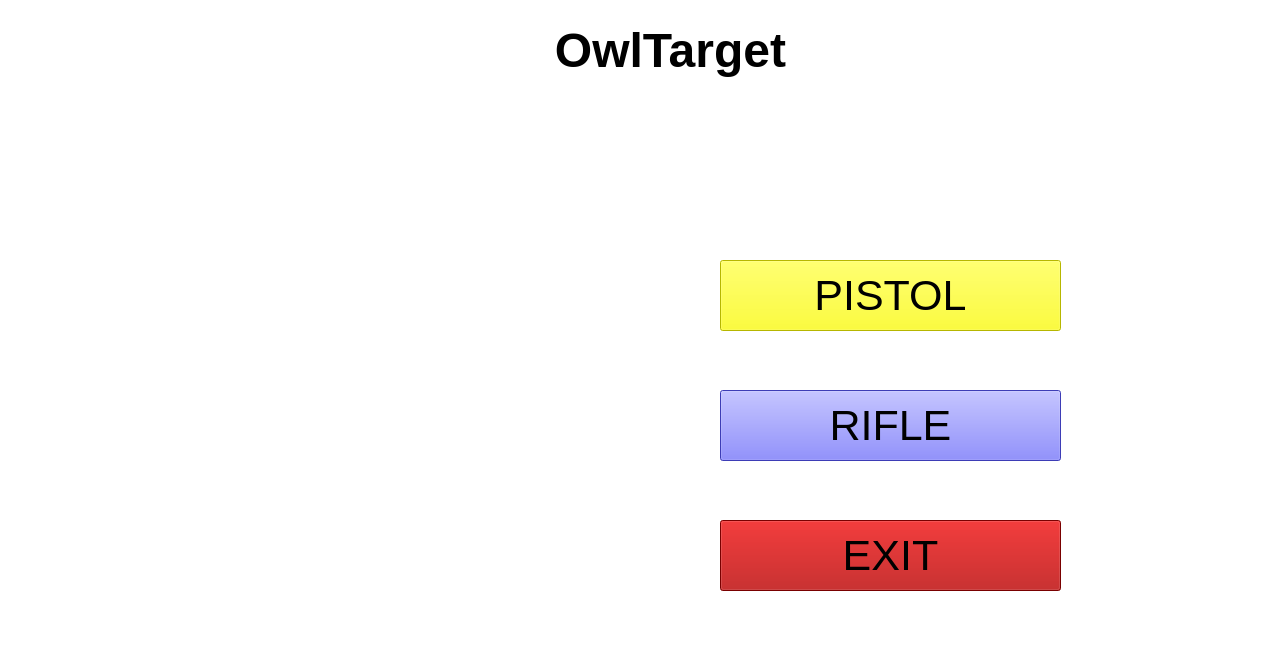
The window that central_pc/gui/mainwindow.ui (xBogas/ES-SACA) describes before a commit, drawn with Qt 5.
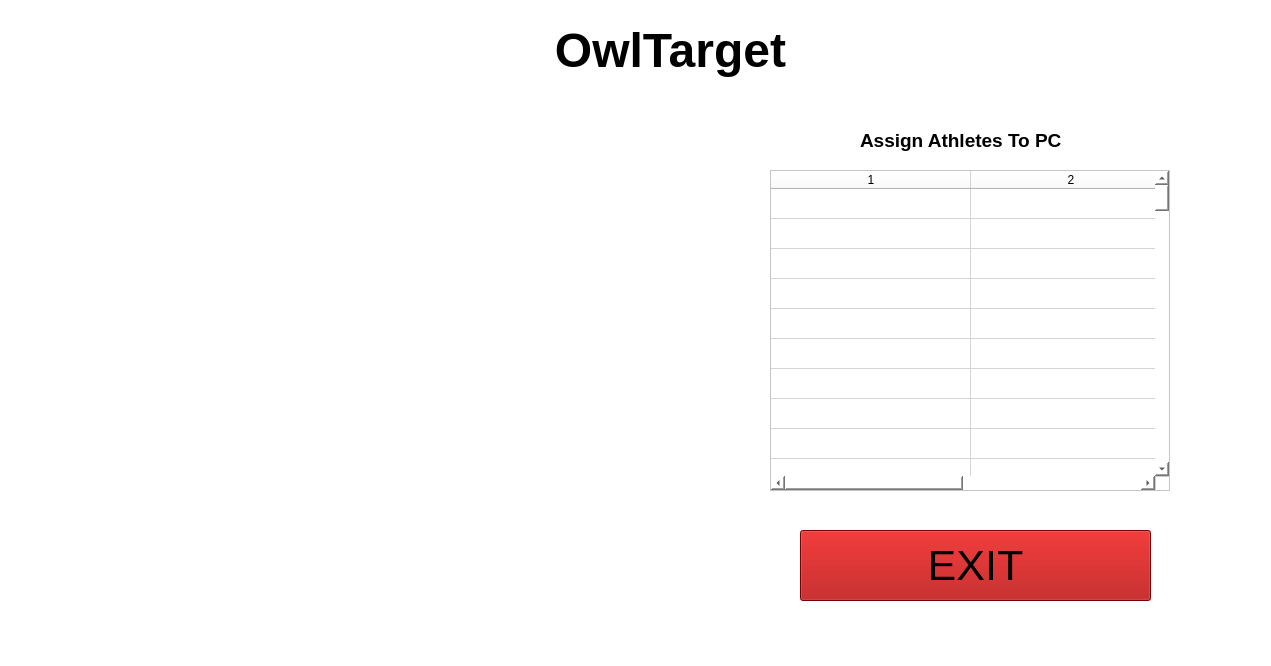
The same window after the commit. Icons and pictures are not drawn.

Commit message: added table to assign player to ip local_pc

Diff of the .ui file:
```diff
--- a/central_pc/gui/mainwindow.ui
+++ b/central_pc/gui/mainwindow.ui
@@ -20,54 +20,12 @@
    <string notr="true">background-color: rgb(255, 255, 255);</string>
   </property>
   <widget class="QWidget" name="centralwidget">
-   <widget class="QPushButton" name="pushButton">
-    <property name="geometry">
-     <rect>
-      <x>720</x>
-      <y>260</y>
-      <width>341</width>
-      <height>71</height>
-     </rect>
-    </property>
-    <property name="font">
-     <font>
-      <pointsize>32</pointsize>
-     </font>
-    </property>
-    <property name="styleSheet">
-     <string notr="true">background-color: rgb(255, 255, 0);</string>
-    </property>
-    <property name="text">
-     <string>PISTOL</string>
-    </property>
-   </widget>
-   <widget class="QPushButton" name="pushButton_2">
-    <property name="geometry">
-     <rect>
-      <x>720</x>
-      <y>390</y>
-      <width>341</width>
-      <height>71</height>
-     </rect>
-    </property>
-    <property name="font">
-     <font>
-      <pointsize>32</pointsize>
-     </font>
-    </property>
-    <property name="styleSheet">
-     <string notr="true">background-color: rgb(85, 85, 255);</string>
-    </property>
-    <property name="text">
-     <string>RIFLE</string>
-    </property>
-   </widget>
    <widget class="QPushButton" name="pushButton_3">
     <property name="geometry">
      <rect>
-      <x>720</x>
-      <y>520</y>
-      <width>341</width>
+      <x>800</x>
+      <y>530</y>
+      <width>351</width>
       <height>71</height>
      </rect>
     </property>
@@ -102,44 +60,6 @@
      <bool>true</bool>
     </property>
    </widget>
-   <widget class="QLabel" name="label_2">
-    <property name="geometry">
-     <rect>
-      <x>1090</x>
-      <y>260</y>
-      <width>71</width>
-      <height>71</height>
-     </rect>
-    </property>
-    <property name="text">
-     <string/>
-    </property>
-    <property name="pixmap">
-     <pixmap>../resource/img/crossed-pistols-on-the-black-background.gif</pixmap>
-    </property>
-    <property name="scaledContents">
-     <bool>true</bool>
-    </property>
-   </widget>
-   <widget class="QLabel" name="label_3">
-    <property name="geometry">
-     <rect>
-      <x>1090</x>
-      <y>390</y>
-      <width>71</width>
-      <height>71</height>
-     </rect>
-    </property>
-    <property name="text">
-     <string/>
-    </property>
-    <property name="pixmap">
-     <pixmap>../resource/img/744px-Muskets.svg.png</pixmap>
-    </property>
-    <property name="scaledContents">
-     <bool>true</bool>
-    </property>
-   </widget>
    <widget class="QLabel" name="label_4">
     <property name="geometry">
      <rect>
@@ -162,6 +82,188 @@
      <set>Qt::AlignCenter</set>
     </property>
    </widget>
+   <widget class="QTableWidget" name="IP_ID_Table">
+    <property name="enabled">
+     <bool>true</bool>
+    </property>
+    <property name="geometry">
+     <rect>
+      <x>770</x>
+      <y>170</y>
+      <width>400</width>
+      <height>321</height>
+     </rect>
+    </property>
+    <property name="sizePolicy">
+     <sizepolicy hsizetype="Expanding" vsizetype="Expanding">
+      <horstretch>0</horstretch>
+      <verstretch>0</verstretch>
+     </sizepolicy>
+    </property>
+    <property name="sizeAdjustPolicy">
+     <enum>QAbstractScrollArea::AdjustIgnored</enum>
+    </property>
+    <property name="showGrid">
+     <bool>true</bool>
+    </property>
+    <property name="cornerButtonEnabled">
+     <bool>true</bool>
+    </property>
+    <property name="rowCount">
+     <number>100</number>
+    </property>
+    <property name="columnCount">
+     <number>2</number>
+    </property>
+    <attribute name="horizontalHeaderVisible">
+     <bool>true</bool>
+    </attribute>
+    <attribute name="horizontalHeaderCascadingSectionResizes">
+     <bool>false</bool>
+    </attribute>
+    <attribute name="horizontalHeaderMinimumSectionSize">
+     <number>26</number>
+    </attribute>
+    <attribute name="horizontalHeaderDefaultSectionSize">
+     <number>200</number>
+    </attribute>
+    <attribute name="horizontalHeaderHighlightSections">
+     <bool>true</bool>
+    </attribute>
+    <attribute name="horizontalHeaderShowSortIndicator" stdset="0">
+     <bool>false</bool>
+    </attribute>
+    <attribute name="horizontalHeaderStretchLastSection">
+     <bool>true</bool>
+    </attribute>
+    <attribute name="verticalHeaderVisible">
+     <bool>false</bool>
+    </attribute>
+    <attribute name="verticalHeaderStretchLastSection">
+     <bool>false</bool>
+    </attribute>
+    <row/>
+    <row/>
+    <row/>
+    <row/>
+    <row/>
+    <row/>
+    <row/>
+    <row/>
+    <row/>
+    <row/>
+    <row/>
+    <row/>
+    <row/>
+    <row/>
+    <row/>
+    <row/>
+    <row/>
+    <row/>
+    <row/>
+    <row/>
+    <row/>
+    <row/>
+    <row/>
+    <row/>
+    <row/>
+    <row/>
+    <row/>
+    <row/>
+    <row/>
+    <row/>
+    <row/>
+    <row/>
+    <row/>
+    <row/>
+    <row/>
+    <row/>
+    <row/>
+    <row/>
+    <row/>
+    <row/>
+    <row/>
+    <row/>
+    <row/>
+    <row/>
+    <row/>
+    <row/>
+    <row/>
+    <row/>
+    <row/>
+    <row/>
+    <row/>
+    <row/>
+    <row/>
+    <row/>
+    <row/>
+    <row/>
+    <row/>
+    <row/>
+    <row/>
+    <row/>
+    <row/>
+    <row/>
+    <row/>
+    <row/>
+    <row/>
+    <row/>
+    <row/>
+    <row/>
+    <row/>
+    <row/>
+    <row/>
+    <row/>
+    <row/>
+    <row/>
+    <row/>
+    <row/>
+    <row/>
+    <row/>
+    <row/>
+    <row/>
+    <row/>
+    <row/>
+    <row/>
+    <row/>
+    <row/>
+    <row/>
+    <row/>
+    <row/>
+    <row/>
+    <row/>
+    <row/>
+    <row/>
+    <row/>
+    <row/>
+    <row/>
+    <row/>
+    <row/>
+    <row/>
+    <row/>
+    <row/>
+    <column/>
+    <column/>
+   </widget>
+   <widget class="QLabel" name="label_2">
+    <property name="geometry">
+     <rect>
+      <x>860</x>
+      <y>120</y>
+      <width>241</width>
+      <height>41</height>
+     </rect>
+    </property>
+    <property name="font">
+     <font>
+      <pointsize>14</pointsize>
+      <bold>true</bold>
+     </font>
+    </property>
+    <property name="text">
+     <string>Assign Athletes To PC</string>
+    </property>
+   </widget>
   </widget>
  </widget>
  <resources/>
```
Left out of the diff: 2 changed lines with no effect on the pictures. The commit also changes 3 other files.
